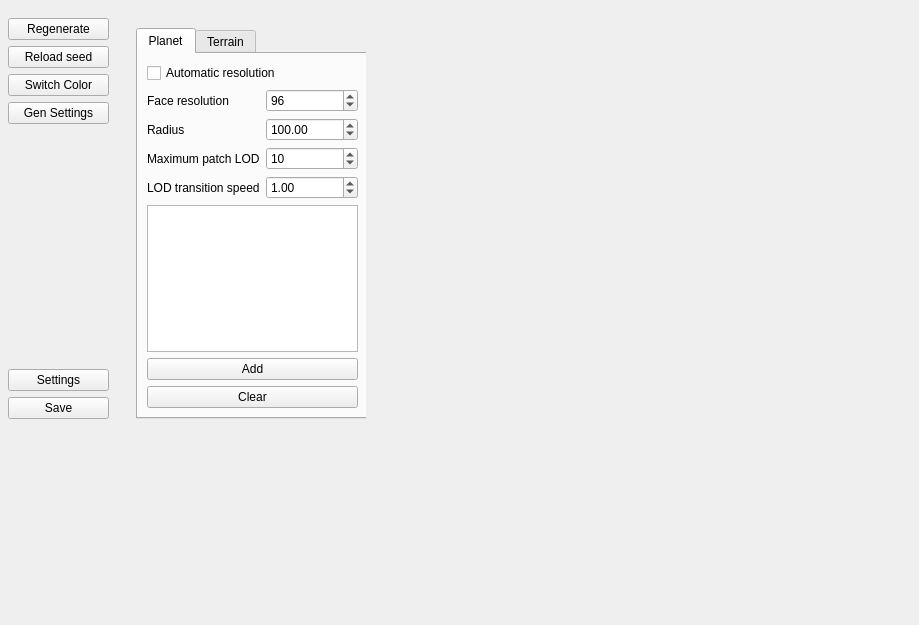
First picture: the form in src/apps/ui/terrain_controls_widget.ui, repository b3h4re/world-gen, before the edit.
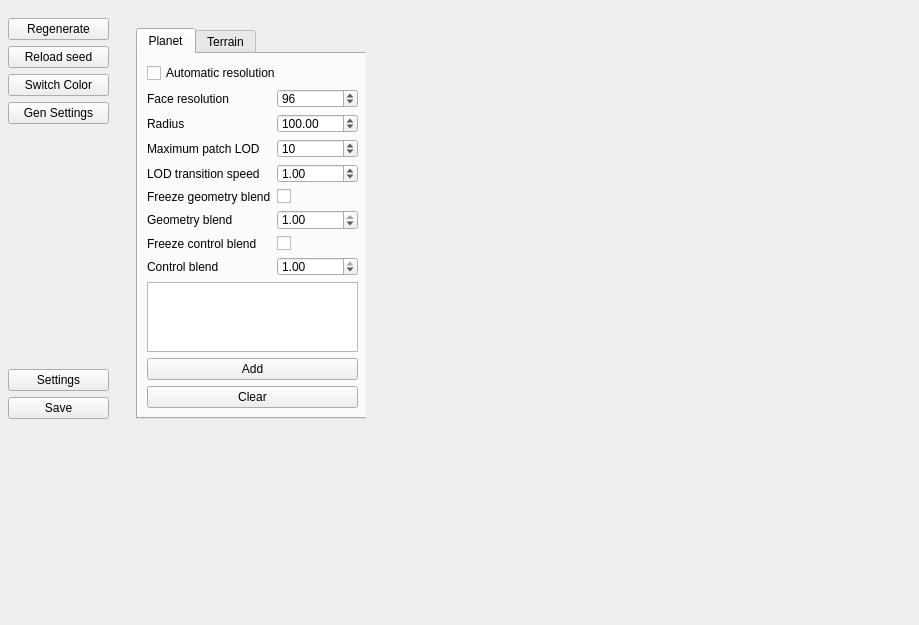
Second picture: the form after the edit.

Commit message: curved-to-flat presentation blend

Diff of the .ui file:
```diff
--- a/src/apps/ui/terrain_controls_widget.ui
+++ b/src/apps/ui/terrain_controls_widget.ui
@@ -238,6 +238,78 @@
                </property>
               </widget>
              </item>
+             <item row="4" column="0">
+              <widget class="QLabel" name="freezeGeometryBlendLabel">
+               <property name="text">
+                <string>Freeze geometry blend</string>
+               </property>
+              </widget>
+             </item>
+             <item row="4" column="1">
+              <widget class="QCheckBox" name="freezeGeometryBlendCheckBox"/>
+             </item>
+             <item row="5" column="0">
+              <widget class="QLabel" name="geometryBlendValueLabel">
+               <property name="text">
+                <string>Geometry blend</string>
+               </property>
+              </widget>
+             </item>
+             <item row="5" column="1">
+              <widget class="QDoubleSpinBox" name="geometryBlendValueSpinBox">
+               <property name="decimals">
+                <number>2</number>
+               </property>
+               <property name="minimum">
+                <double>0.000000000000000</double>
+               </property>
+               <property name="maximum">
+                <double>1.000000000000000</double>
+               </property>
+               <property name="singleStep">
+                <double>0.050000000000000</double>
+               </property>
+               <property name="value">
+                <double>1.000000000000000</double>
+               </property>
+              </widget>
+             </item>
+             <item row="6" column="0">
+              <widget class="QLabel" name="freezeNavigationBlendLabel">
+               <property name="text">
+                <string>Freeze control blend</string>
+               </property>
+              </widget>
+             </item>
+             <item row="6" column="1">
+              <widget class="QCheckBox" name="freezeNavigationBlendCheckBox"/>
+             </item>
+             <item row="7" column="0">
+              <widget class="QLabel" name="navigationBlendValueLabel">
+               <property name="text">
+                <string>Control blend</string>
+               </property>
+              </widget>
+             </item>
+             <item row="7" column="1">
+              <widget class="QDoubleSpinBox" name="navigationBlendValueSpinBox">
+               <property name="decimals">
+                <number>2</number>
+               </property>
+               <property name="minimum">
+                <double>0.000000000000000</double>
+               </property>
+               <property name="maximum">
+                <double>1.000000000000000</double>
+               </property>
+               <property name="singleStep">
+                <double>0.050000000000000</double>
+               </property>
+               <property name="value">
+                <double>1.000000000000000</double>
+               </property>
+              </widget>
+             </item>
             </layout>
            </item>
            <item>
```
The commit also changes 17 other files.
